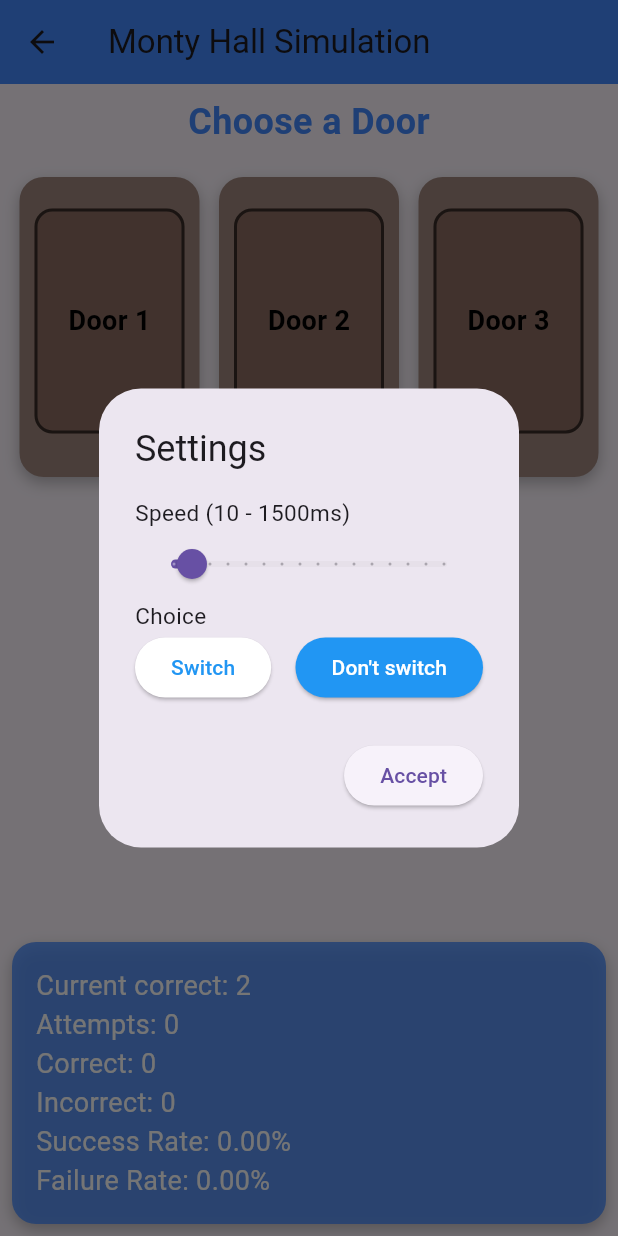
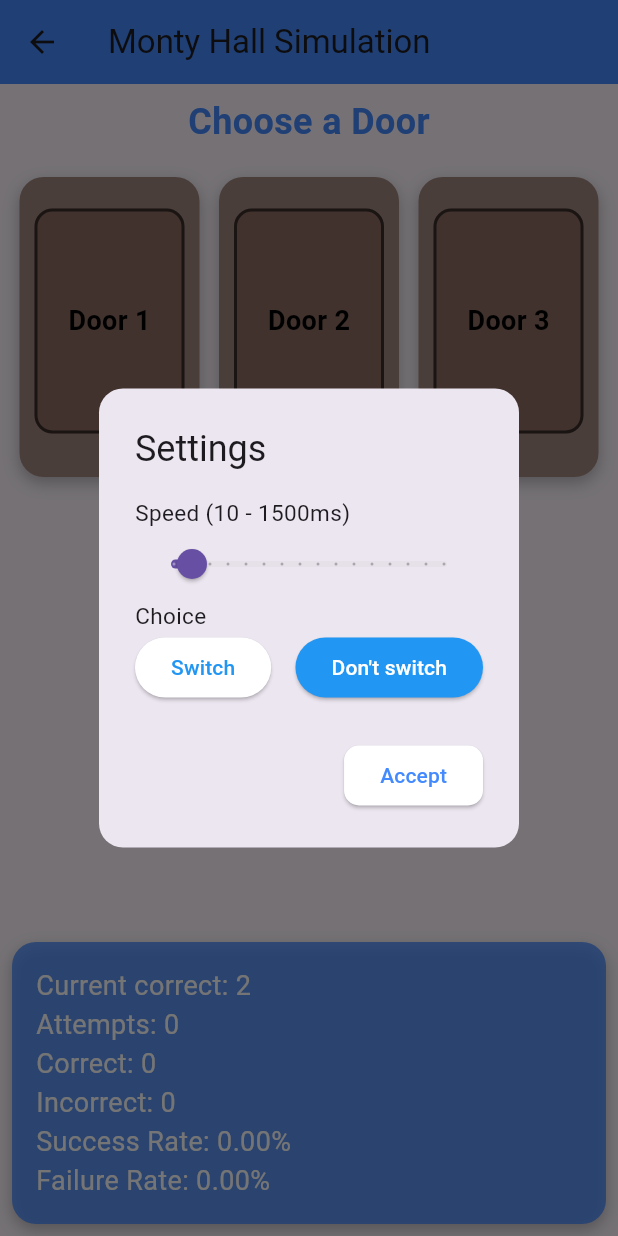
Before and after one commit to dsarotti/mo_happ, a Flutter app: the Doors screen opened by its route, after a tap on "start autopilot", on a phone screen of 412 x 824 dp. Run offline on Flutter 3.47's test engine with Material 3 defaults, Android fonts, the phone set to English and light mode, and no system bars; our stand-ins replace get.

```diff
--- a/lib/pages/doors/doors.dart
+++ b/lib/pages/doors/doors.dart
@@ -1,6 +1,7 @@
 import 'package:flutter/material.dart';
 import 'package:get/get.dart';
 import 'package:mo_happ/pages/doors/controller/doors_controller.dart';
+import 'package:mo_happ/styles/button_styles.dart';
 
 import 'widgets/door_button.dart';
 
@@ -70,6 +71,7 @@ class Doors extends StatelessWidget {
                                 onPressed: () {
                                   Get.dialog(
                                     AlertDialog(
+                                      shape: RoundedRectangleBorder(borderRadius: BorderRadius.circular(16)),
                                       title: const Text('Settings'),
                                       content: Column(
                                         mainAxisSize: MainAxisSize.min,
@@ -107,16 +109,20 @@ class Doors extends StatelessWidget {
                                                   onPressed: () {
                                                     controller.autopilotChoice.value = true;
                                                   },
+                                                  //This style's color depends on the current value of the observable boolean DoorsController.autopilotChoice.value
+                                                  //turns the buttons into switches
                                                   style: ButtonStyle(
                                                     backgroundColor:
                                                         WidgetStateProperty.all<Color>(controller.autopilotChoice.value ? Colors.blue : Colors.white),
                                                     foregroundColor:
                                                         WidgetStateProperty.all<Color>(controller.autopilotChoice.value ? Colors.white : Colors.blue),
                                                   ),
-                                                  child: const Text('Switch'),
+                                                  child: const Text(
+                                                    'Switch',
+                                                  ),
                                                 );
                                               }),
-                                              Expanded(
+                                              const Expanded(
                                                 child: SizedBox(),
                                               ),
                                               Obx(() {
@@ -125,13 +131,19 @@ class Doors extends StatelessWidget {
                                                   onPressed: () {
                                                     controller.autopilotChoice.value = false;
                                                   },
+                                                  //This style's color depends on the current value of the observable boolean DoorsController.autopilotChoice.value
+                                                  //turns the buttons into switches
                                                   style: ButtonStyle(
-                                                    backgroundColor:
-                                                        WidgetStateProperty.all<Color>(controller.autopilotChoice.value ? Colors.white : Colors.blue),
-                                                    foregroundColor:
-                                                        WidgetStateProperty.all<Color>(controller.autopilotChoice.value ? Colors.blue : Colors.white),
+                                                    backgroundColor: WidgetStateProperty.all<Color>(
+                                                      controller.autopilotChoice.value ? Colors.white : Colors.blue,
+                                                    ),
+                                                    foregroundColor: WidgetStateProperty.all<Color>(
+                                                      controller.autopilotChoice.value ? Colors.blue : Colors.white,
+                                                    ),
                                                   ),
-                                                  child: const Text("Don't switch"),
+                                                  child: const Text(
+                                                    "Don't switch",
+                                                  ),
                                                 );
                                               }),
                                             ],
@@ -144,13 +156,21 @@ class Doors extends StatelessWidget {
                                             controller.startAutopilot();
                                             Get.back();
                                           },
-                                          child: const Text('Accept'),
+                                          style: ButtonStyles.smallButtonStyle,
+                                          child: const Text(
+                                            'Accept',
+                                            style: TextStyle(fontSize: 14, color: Colors.blueAccent),
+                                          ),
                                         ),
                                       ],
                                     ),
                                   );
                                 },
-                                child: const Text("start autopilot"),
+                                style: ButtonStyles.smallButtonStyle,
+                                child: const Text(
+                                  "start autopilot",
+                                  style: TextStyle(fontSize: 14, color: Colors.blueAccent),
+                                ),
                               ),
                             ],
                             if (controller.userChoice.value != 0 && !controller.isRevealed.value && !controller.finishedAttempt.value) ...[
@@ -158,7 +178,11 @@ class Doors extends StatelessWidget {
                                 onPressed: () {
                                   controller.revealNonPrizeDoor();
                                 },
-                                child: const Text("Reveal a Door"),
+                                style: ButtonStyles.smallButtonStyle,
+                                child: const Text(
+                                  "Reveal a Door",
+                                  style: TextStyle(fontSize: 14, color: Colors.blueAccent),
+                                ),
                               ),
                             ],
                             if (controller.isRevealed.value && !controller.finishedAttempt.value) ...[
@@ -166,14 +190,22 @@ class Doors extends StatelessWidget {
                                 onPressed: () {
                                   controller.userChangeChoice();
                                 },
-                                child: const Text("Switch Door"),
+                                style: ButtonStyles.smallButtonStyle,
+                                child: const Text(
+                                  "Switch Door",
+                                  style: TextStyle(fontSize: 14, color: Colors.blueAccent),
+                                ),
                               ),
                               const SizedBox(height: 10),
                               ElevatedButton(
                                 onPressed: () {
                                   controller.finalizeChoice();
                                 },
-                                child: const Text("Finalize Choice"),
+                                style: ButtonStyles.smallButtonStyle,
+                                child: const Text(
+                                  "Finalize Choice",
+                                  style: TextStyle(fontSize: 14, color: Colors.blueAccent),
+                                ),
                               ),
                             ],
                             if (controller.finishedAttempt.value) ...[
@@ -181,7 +213,11 @@ class Doors extends StatelessWidget {
                                 onPressed: () {
                                   controller.startNewAttempt();
                                 },
-                                child: const Text("Start new attempt"),
+                                style: ButtonStyles.smallButtonStyle,
+                                child: const Text(
+                                  "Start new attempt",
+                                  style: TextStyle(fontSize: 14, color: Colors.blueAccent),
+                                ),
                               ),
                             ]
                           ],
@@ -192,6 +228,7 @@ class Doors extends StatelessWidget {
                               onPressed: () {
                                 controller.stopAutopilot = true;
                               },
+                              style: ButtonStyles.smallButtonStyle,
                               child: const Text("Stop autopilot"),
                             ),
                           ],
@@ -209,8 +246,8 @@ class Doors extends StatelessWidget {
                             decoration: BoxDecoration(
                               color: Colors.blueAccent.withOpacity(0.8),
                               borderRadius: BorderRadius.circular(16),
-                              boxShadow: [
-                                const BoxShadow(
+                              boxShadow: const [
+                                BoxShadow(
                                   color: Colors.black26,
                                   blurRadius: 8.0,
                                   offset: Offset(0, 4),
```
